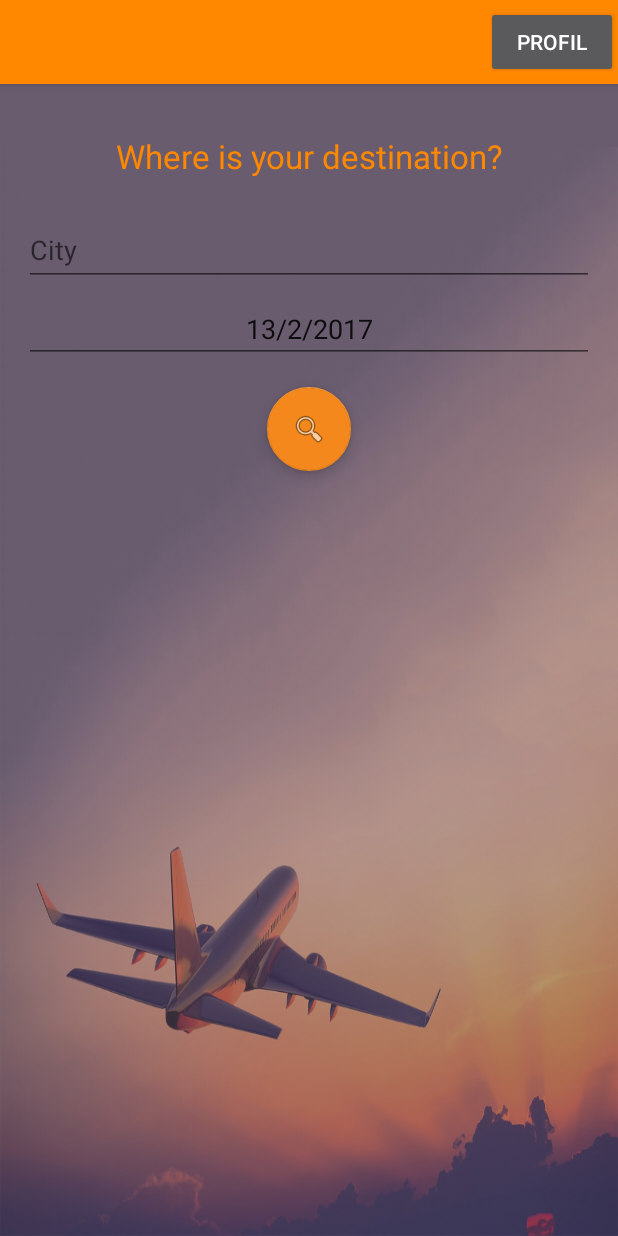
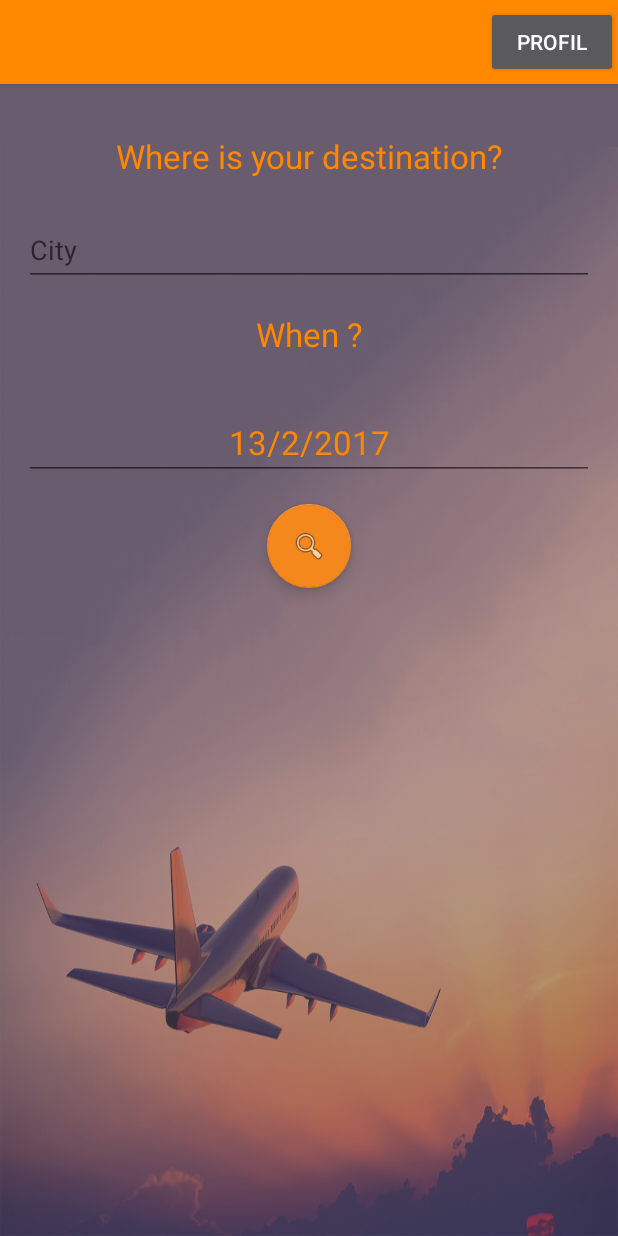
Before and after one commit to BeeGuide/Android, an Android app: the MainActivity screen opened directly, with no data from a screen before it, on a phone screen of 412 x 824 dp. Run offline under Robolectric (Android 15) with nearby library versions, the phone set to English and light mode, and no system bars; 2 statements that could not run were skipped.

Commit message:
some night cleaning (I'm Batman(

```diff
--- a/app/src/main/java/fr/beeguide/beeguide/MainActivity.kt
+++ b/app/src/main/java/fr/beeguide/beeguide/MainActivity.kt
@@ -4,10 +4,9 @@ import android.Manifest
 import android.annotation.SuppressLint
 import android.app.Activity
 import android.app.DatePickerDialog
-import android.app.Dialog
 import android.content.Intent
 import android.content.pm.PackageManager
-import android.icu.util.Calendar
+
 import android.location.Location
 import android.os.Bundle
 import android.support.design.widget.FloatingActionButton
@@ -15,7 +14,7 @@ import android.support.v4.content.ContextCompat
 import android.support.v7.app.AppCompatActivity
 import android.support.v7.widget.Toolbar
 import android.util.Log
-import android.view.View
+import android.view.inputmethod.EditorInfo
 import android.widget.*
 import com.google.android.gms.common.ConnectionResult
 import com.google.android.gms.common.api.GoogleApiClient
@@ -27,13 +26,11 @@ import com.google.android.gms.location.places.PlaceBuffer
 import com.google.android.gms.location.places.Places
 import com.google.android.gms.location.places.ui.PlacePicker
 import com.google.android.gms.maps.model.LatLng
+import java.util.*
 
 class MainActivity : AppCompatActivity(), GoogleApiClient.ConnectionCallbacks, GoogleApiClient.OnConnectionFailedListener {
 
     val TAG = "SampleActivityBase"
-
-    private val AVAILABLE_CITIES = arrayOf("Lyon", "Givors", "Paris", "Toulouse",
-            "Marseille", "Lille", "Chateauneuf-les-martigues")
 
     val PLACE_PICKER_REQUEST = 1
 
@@ -45,7 +42,6 @@ class MainActivity : AppCompatActivity(), GoogleApiClient.ConnectionCallbacks, G
     private var mAutocompleteView: AutoCompleteTextView? = null
     private var mAdapter: PlaceAutocompleteAdapter? = null
     var requestLocation: Location = Location("")
-    var datePicker: DatePicker? = null
 
     var year = 0
     var month = 0
@@ -69,16 +65,13 @@ class MainActivity : AppCompatActivity(), GoogleApiClient.ConnectionCallbacks, G
         val user = intent.getStringExtra(getString(R.string.token))
         title = String.format(getString(R.string.logged_message), user)
 
-        val adapter = ArrayAdapter<String>(this,
-                android.R.layout.simple_dropdown_item_1line, AVAILABLE_CITIES)
-        cityView.setAdapter<ArrayAdapter<String>>(adapter)
-        /*cityView.setOnEditorActionListener(TextView.OnEditorActionListener { textView, id, keyEvent ->
+        cityView.setOnEditorActionListener(TextView.OnEditorActionListener { textView, id, keyEvent ->
             if (id == R.id.go || id == EditorInfo.IME_NULL) {
-                go(requestLocation)
+                go(requestLocation, cityView.text.toString())
                 return@OnEditorActionListener true
             }
             false
-        })*/
+        })
 
         goButton.setOnClickListener({ go(requestLocation, cityView.text.toString()) })
 
@@ -86,7 +79,7 @@ class MainActivity : AppCompatActivity(), GoogleApiClient.ConnectionCallbacks, G
         //autocompleteFragment.setOnPlaceSelectedListener(this);
 
         mAutocompleteView = findViewById(R.id.autocomplete_places) as AutoCompleteTextView
-        mAutocompleteView!!.setOnItemClickListener(mAutocompleteClickListener)
+        mAutocompleteView!!.onItemClickListener = mAutocompleteClickListener
 
         //placeInput.setOnEditorActionListener { textView, i, keyEvent -> onEditorAction(textView, i, keyEvent) }
 
@@ -109,19 +102,11 @@ class MainActivity : AppCompatActivity(), GoogleApiClient.ConnectionCallbacks, G
         month = calendar.get(Calendar.MONTH) +1
         day = calendar.get(Calendar.DAY_OF_MONTH)
         showDate(year,month,day)
-        dateView.setOnClickListener {setDate()}
+        dateView.setOnClickListener { showDatePicker() }
     }
 
-    fun showDate(year: Int,month:Int, day:Int){
-        dateView.setText(StringBuilder().append(day).append("/").append(month).append("/").append(year))
-    }
-
-    fun setDate() {
-        datePickerDialog = DatePickerDialog(this, myDateListener, year, month, day)
-        datePickerDialog!!.show()
-        Toast.makeText(getApplicationContext(), "ca",
-                Toast.LENGTH_SHORT)
-                .show()
+    fun showDate(year: Int, month:Int, day:Int){
+        dateView.text = StringBuilder().append(day).append("/").append(month).append("/").append(year)
     }
 
     private val myDateListener: DatePickerDialog.OnDateSetListener =
@@ -129,9 +114,10 @@ class MainActivity : AppCompatActivity(), GoogleApiClient.ConnectionCallbacks, G
                 datePicker, year, month, day -> showDate(year, month+1, day)
             }
 
-
-
-
+    fun showDatePicker() {
+        datePickerDialog = DatePickerDialog(this, myDateListener, year, month, day)
+        datePickerDialog!!.show()
+    }
 
     override fun onActivityResult(requestCode: Int, resultCode: Int, data: Intent?) {
         if (requestCode == PLACE_PICKER_REQUEST) {
@@ -167,11 +153,8 @@ class MainActivity : AppCompatActivity(), GoogleApiClient.ConnectionCallbacks, G
     }
 
     override fun onConnected(p0: Bundle?) {
-        var mLatitudeText: String
-        var mLongitudeText: String
-
         if (ContextCompat.checkSelfPermission(this, Manifest.permission.ACCESS_FINE_LOCATION) != PackageManager.PERMISSION_GRANTED){
-
+            // Wut ?
         }
 
         mLastLocation = LocationServices.FusedLocationApi.getLastLocation(mGoogleApiClient)
@@ -227,7 +210,7 @@ class MainActivity : AppCompatActivity(), GoogleApiClient.ConnectionCallbacks, G
          read the place ID and title.
           */
         val item: AutocompletePrediction = mAdapter!!.getItem(position)
-        val placeId = item.getPlaceId()
+        val placeId = item.placeId
         val primaryText = item.getPrimaryText(null)
 
         Log.i(TAG, "Autocomplete item selected: " + primaryText)
@@ -246,8 +229,6 @@ class MainActivity : AppCompatActivity(), GoogleApiClient.ConnectionCallbacks, G
         var places: PendingResult<PlaceBuffer> = Places.GeoDataApi.getPlaceById(mGoogleApiClient, placeId)
         Places.GeoDataApi.getPlaceById(mGoogleApiClient, placeId)
             .setResultCallback(mUpdatePlaceDetailsCallback)
-
-
 
         Log.i(TAG, "Called getPlaceById to get Place details for " + placeId!!)
     }
--- a/app/src/main/res/layout/content_main.xml
+++ b/app/src/main/res/layout/content_main.xml
@@ -23,6 +23,7 @@
         android:id="@+id/login_form"
         android:layout_width="match_parent"
         android:layout_height="wrap_content"
+        android:textAlignment="center"
         android:paddingBottom="@dimen/activity_vertical_margin"
         android:paddingLeft="@dimen/activity_horizontal_margin"
         android:paddingRight="@dimen/activity_horizontal_margin"
@@ -32,6 +33,7 @@
             android:id="@+id/email_login_form"
             android:layout_width="match_parent"
             android:layout_height="wrap_content"
+            android:textAlignment="center"
             android:orientation="vertical">
 
             <TextView
@@ -65,18 +67,37 @@
 
             </android.support.design.widget.TextInputLayout>
 
+            <TextView
+                android:text="@string/prompt_when"
+                android:layout_width="match_parent"
+                android:layout_height="wrap_content"
+                android:layout_marginTop="17dp"
+                android:id="@+id/textView"
+                android:textAppearance="@style/TextAppearance.AppCompat.Large"
+                android:textColor="@android:color/holo_orange_dark"
+                android:textAlignment="center" />
+
+            <android.support.design.widget.TextInputLayout
+                android:layout_width="match_parent"
+                android:layout_height="wrap_content"
+                android:paddingTop="@dimen/activity_vertical_margin"
+                android:textAlignment="center">
+
                 <EditText
                     android:layout_width="match_parent"
                     android:layout_height="wrap_content"
-                android:hint="Date"
+                    android:layout_below="@+id/textView"
                     android:inputType="date"
                     android:ems="10"
                     android:id="@+id/dateView"
                     android:textAlignment="center"
+                    android:textAppearance="@style/TextAppearance.AppCompat.Large"
+                    android:textColor="@android:color/holo_orange_dark"
                     android:focusable="false"
                     android:paddingTop="@dimen/activity_vertical_margin"
+                    android:layout_weight="1" />
 
-                android:layout_weight="1" />
+            </android.support.design.widget.TextInputLayout>
 
         </LinearLayout>
     </ScrollView>
--- a/app/src/main/res/values/strings.xml
+++ b/app/src/main/res/values/strings.xml
@@ -140,4 +140,5 @@
     <string name="already_a_member_login">Already a member? Login</string>
     <string name="create_account">Create Account</string>
     <string name="empty_list">Oops! Nobody\'s here :(</string>
+    <string name="prompt_when">When ?</string>
 </resources>
```
Lines whose indentation alone changed are shown as unchanged.
